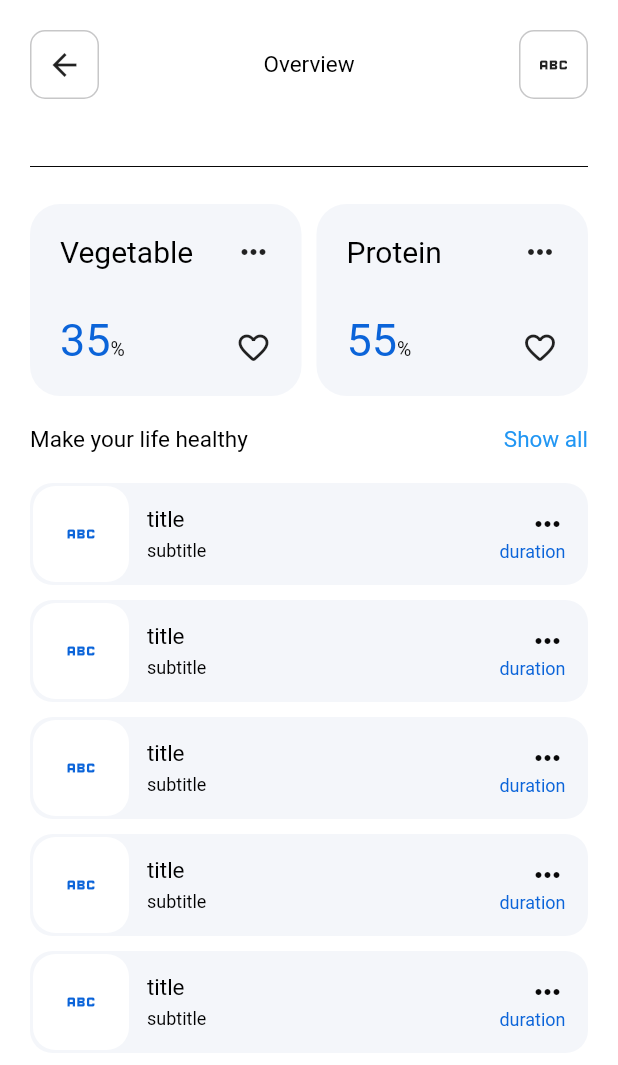
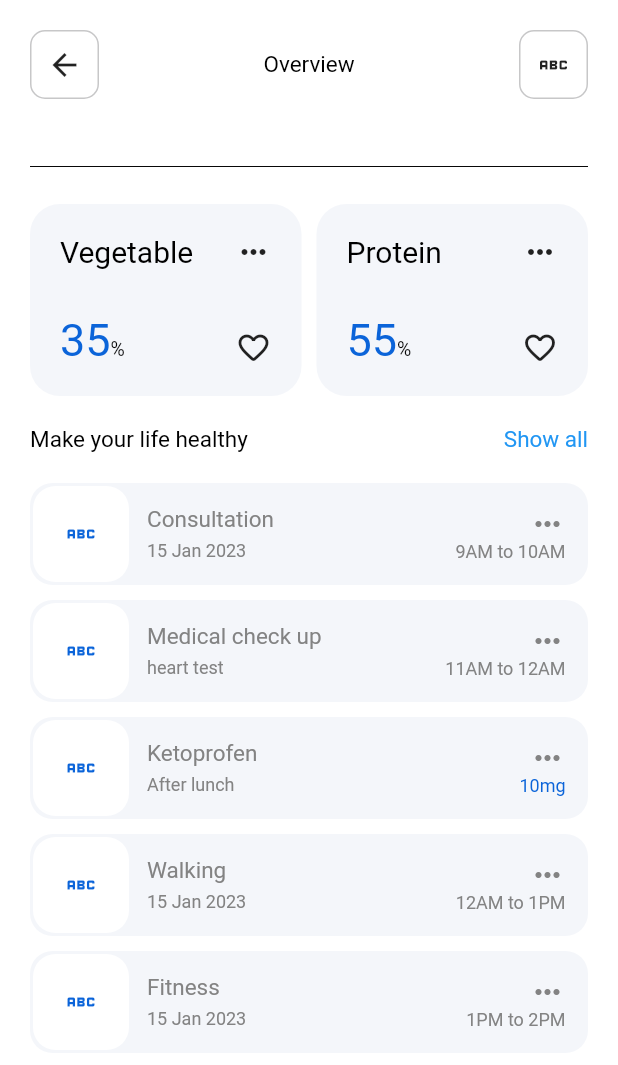
Before and after one commit to Jud-e/fitness_app, a Flutter app: the screen it shows after launch, after a tap on the "abc" icon, on a phone screen of 412 x 824 dp. Shown: the top 1065 px of the screen. Run offline on Flutter 3.47's test engine with Material 2 defaults, Android fonts, the phone set to English and light mode, and no system bars; our stand-ins replace google_fonts.

Commit message:
update 23/01

```diff
--- a/lib/constants.dart
+++ b/lib/constants.dart
@@ -48,7 +48,8 @@ Widget tracker(IconData icon, String text1, String text2, Color color) {
   );
 }
 
-Widget detail(IconData icon1, String title, String subtitle, String duration) {
+Widget detail(IconData icon1, String title, String subtitle, String duration,
+    Color color) {
   return Container(
     decoration:
         BoxDecoration(color: greyBg, borderRadius: BorderRadius.circular(15)),
@@ -75,9 +76,9 @@ Widget detail(IconData icon1, String title, String subtitle, String duration) {
               mainAxisAlignment: MainAxisAlignment.center,
               crossAxisAlignment: CrossAxisAlignment.start,
               children: [
-                text(title, 15, Colors.black),
+                text(title, 15, darker),
                 yMargin(5),
-                text(subtitle, 12, Colors.black)
+                text(subtitle, 12, darker)
               ],
             )
           ],
@@ -88,9 +89,9 @@ Widget detail(IconData icon1, String title, String subtitle, String duration) {
           children: [
             Icon(
               Icons.more_horiz_outlined,
-              color: blackBg,
+              color: darker,
             ),
-            text(duration, 12, blueIcon),
+            text(duration, 12, color),
           ],
         )
       ]),
--- a/lib/screens/homepage.dart
+++ b/lib/screens/homepage.dart
@@ -293,13 +293,17 @@ class _HomeState extends State<Home> {
               yMargin(20),
               Column(
                 children: [
-                  detail(Icons.abc, "Azoptec Obat", "After lunch", "10mg"),
+                  detail(Icons.abc, "Azoptec Obat", "After lunch", "10mg",
+                      blueIcon),
                   yMargin(10),
-                  detail(Icons.abc, "Ketoprofen", "After lunch", "10mg"),
+                  detail(
+                      Icons.abc, "Ketoprofen", "After lunch", "10mg", blueIcon),
                   yMargin(10),
-                  detail(Icons.abc, "Walking", "15 Jan 2023", "12PM to 1PM"),
+                  detail(Icons.abc, "Walking", "15 Jan 2023", "12PM to 1PM",
+                      darker),
                   yMargin(10),
-                  detail(Icons.abc, "Fitness", "15 Jan 2023", "1PM to 2PM")
+                  detail(
+                      Icons.abc, "Fitness", "15 Jan 2023", "1PM to 2PM", darker)
                 ],
               )
             ]),
--- a/lib/screens/overview.dart
+++ b/lib/screens/overview.dart
@@ -142,15 +142,20 @@ class _OverviewState extends State<Overview> {
             yMargin(20),
             Column(
               children: [
-                detail(Icons.abc, "title", "subtitle", "duration"),
+                detail(Icons.abc, "Consultation", "15 Jan 2023", "9AM to 10AM",
+                    darker),
                 yMargin(10),
-                detail(Icons.abc, "title", "subtitle", "duration"),
+                detail(Icons.abc, "Medical check up", "heart test",
+                    "11AM to 12AM", darker),
                 yMargin(10),
-                detail(Icons.abc, "title", "subtitle", "duration"),
+                detail(
+                    Icons.abc, "Ketoprofen", "After lunch", "10mg", blueIcon),
                 yMargin(10),
-                detail(Icons.abc, "title", "subtitle", "duration"),
+                detail(
+                    Icons.abc, "Walking", "15 Jan 2023", "12AM to 1PM", darker),
                 yMargin(10),
-                detail(Icons.abc, "title", "subtitle", "duration")
+                detail(
+                    Icons.abc, "Fitness", "15 Jan 2023", "1PM to 2PM", darker)
               ],
             )
           ],
```
